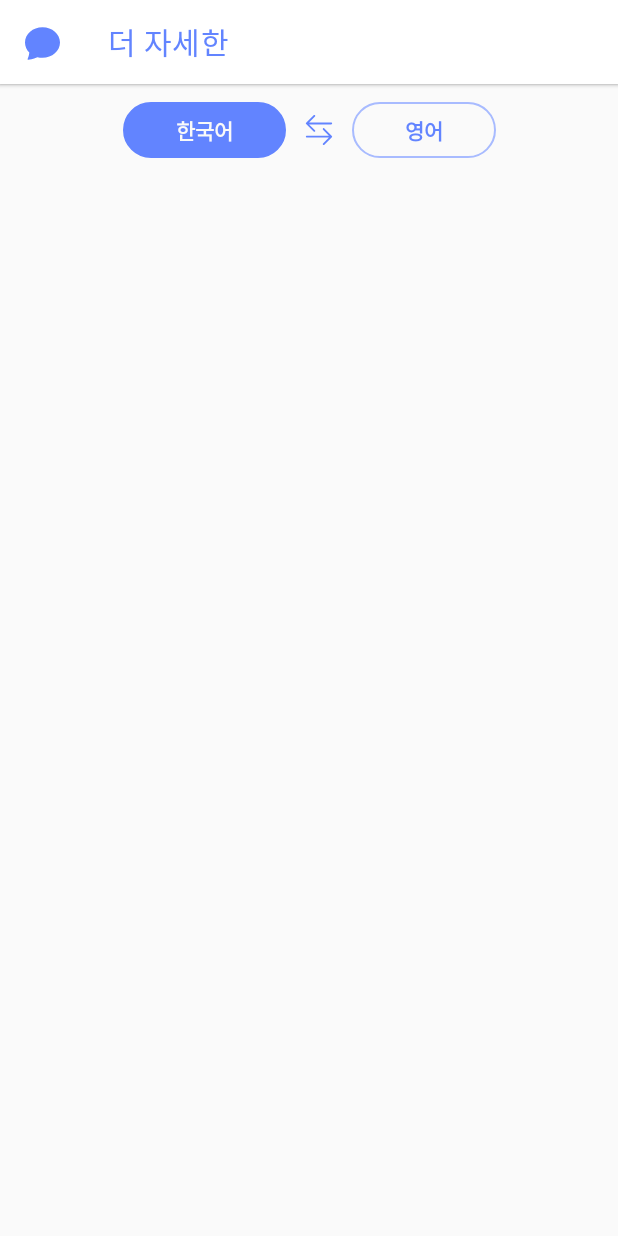
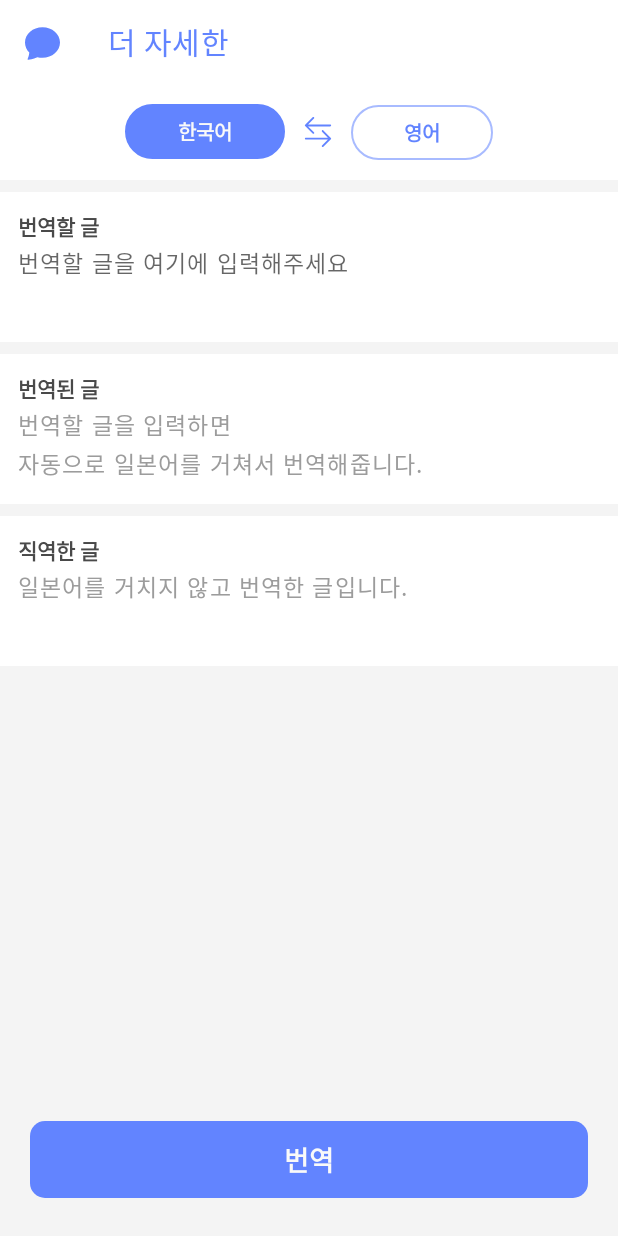
Before and after one commit to kichan05/More-detailed, an Android app: the screen it shows after launch (MainActivity), on a phone screen of 412 x 824 dp. Run offline under Robolectric (Android 15) with nearby library versions, the phone set to English and light mode, and no system bars; our stand-ins replace data binding.

Commit message:
Main activity ui

```diff
--- a/app/src/main/java/com/heechan/moredetailed/MainViewModel.kt
+++ b/app/src/main/java/com/heechan/moredetailed/MainViewModel.kt
@@ -12,8 +12,8 @@ class MainViewModel : ViewModel() {
     private val papagoService = RetrofitClient.get().create(PapagoService::class.java)
 
     val inputMessage = MutableLiveData<String>()
-    val resultMessage = MutableLiveData<String>()
-    val directTranslatedMessage = MutableLiveData<String>()
+    val resultMessage = MutableLiveData<String>("번역할 글을 입력하면\n자동으로 일본어를 거쳐서 번역해줍니다.")
+    val directTranslatedMessage = MutableLiveData<String>("일본어를 거치지 않고 번역한 글입니다.")
 
     val langList = Language.values()
     val selectStartLangIndex = MutableLiveData(0)
--- a/app/src/main/res/layout/activity_main.xml
+++ b/app/src/main/res/layout/activity_main.xml
@@ -4,22 +4,23 @@
     xmlns:tools="http://schemas.android.com/tools">
 
     <data>
+
         <variable
             name="vm"
             type="com.heechan.moredetailed.MainViewModel" />
     </data>
 
-    <androidx.constraintlayout.widget.ConstraintLayout
+    <LinearLayout
         android:layout_width="match_parent"
         android:layout_height="match_parent"
+        android:orientation="vertical"
         tools:context=".MainActivity">
 
         <com.google.android.material.appbar.MaterialToolbar
             android:id="@+id/tb_main"
-            android:layout_width="0dp"
+            android:layout_width="match_parent"
             android:layout_height="wrap_content"
             android:background="?attr/weight_bg_color"
-            android:elevation="2dp"
 
             app:layout_constraintEnd_toEndOf="parent"
             app:layout_constraintHorizontal_bias="0.0"
@@ -31,11 +32,16 @@
             app:titleTextAppearance="@style/action_bar_title_type"
             app:titleTextColor="?attr/colorPrimary" />
 
+        <androidx.constraintlayout.widget.ConstraintLayout
+            android:layout_width="match_parent"
+            android:layout_height="wrap_content"
+            android:background="?attr/weight_bg_color"
+            android:paddingVertical="13dp">
+
             <TextView
                 android:id="@+id/txt_main_langLabelKo"
                 android:layout_width="wrap_content"
                 android:layout_height="wrap_content"
-            android:layout_marginTop="12dp"
                 android:background="@drawable/sh_translate_label"
 
                 android:backgroundTint="@color/blue_600"
@@ -43,14 +49,15 @@
                 android:paddingVertical="8dp"
 
                 android:text="한국어"
+                android:textColor="@color/white"
 
-            android:textColor="@color/white"
                 android:textFontWeight="700"
+                android:textSize="13dp"
                 app:layout_constraintEnd_toStartOf="@id/img_main_translate_arrow"
 
                 app:layout_constraintHorizontal_chainStyle="packed"
                 app:layout_constraintStart_toStartOf="parent"
-            app:layout_constraintTop_toBottomOf="@id/tb_main" />
+                app:layout_constraintTop_toTopOf="parent" />
 
             <ImageView
                 android:id="@+id/img_main_translate_arrow"
@@ -77,59 +84,125 @@
                 android:text="영어"
                 android:textColor="@color/blue_600"
                 android:textFontWeight="700"
+                android:textSize="13dp"
 
                 app:layout_constraintBottom_toBottomOf="@+id/img_main_translate_arrow"
                 app:layout_constraintEnd_toEndOf="parent"
                 app:layout_constraintStart_toEndOf="@id/img_main_translate_arrow"
                 app:layout_constraintTop_toTopOf="@+id/img_main_translate_arrow" />
 
+        </androidx.constraintlayout.widget.ConstraintLayout>
 
-        <!--        <EditText-->
-        <!--            android:id="@+id/edt_main_message"-->
-        <!--            android:layout_width="match_parent"-->
-        <!--            android:layout_height="wrap_content"-->
+        <LinearLayout
+            android:layout_width="match_parent"
+            android:layout_height="wrap_content"
+            android:layout_marginTop="8dp"
+            android:background="?attr/weight_bg_color"
+            android:minHeight="100dp"
+            android:orientation="vertical"
 
-        <!--            android:hint="입력"-->
+            android:paddingHorizontal="@dimen/main_weight_padding_horizontal"
 
-        <!--            tools:text = "안녕하세요"-->
-        <!--            android:text="@={vm.inputMessage}"-->
+            android:paddingVertical="@dimen/main_weight_padding_vertical">
 
-        <!--            app:layout_constraintTop_toTopOf="parent" />-->
+            <TextView
+                style="@style/txt_title_style"
+                android:layout_width="wrap_content"
 
-        <!--        <TextView-->
-        <!--            android:id="@+id/txt_main_result"-->
-        <!--            android:layout_width="wrap_content"-->
-        <!--            android:layout_height="wrap_content"-->
+                android:layout_height="wrap_content"
 
-        <!--            tools:text="Hello World"-->
-        <!--            android:text="@{vm.resultMessage}"-->
+                android:text="번역할 글" />
 
-        <!--            app:layout_constraintStart_toStartOf="parent"-->
-        <!--            app:layout_constraintTop_toBottomOf="@id/edt_main_message" />-->
+            <EditText
+                style="@style/txt_style"
+                android:layout_width="match_parent"
+                android:layout_height="wrap_content"
+                android:layout_marginTop="2dp"
+                android:background="?attr/weight_bg_color"
+                android:fontFamily="@font/gmarket"
 
-        <!--        <TextView-->
-        <!--            android:id="@+id/txt_main_direct_result"-->
-        <!--            android:layout_width="wrap_content"-->
-        <!--            android:layout_height="wrap_content"-->
+                android:hint="번역할 글을 여기에 입력해주세요"
+                android:inputType="text"
+                android:letterSpacing="0.05"
+                android:text="@={vm.inputMessage}" />
+        </LinearLayout>
 
-        <!--            tools:text="Hi"-->
-        <!--            android:text="@{vm.directTranslatedMessage}"-->
+        <LinearLayout
+            android:layout_width="match_parent"
+            android:layout_height="wrap_content"
+            android:layout_marginTop="8dp"
+            android:background="?attr/weight_bg_color"
+            android:minHeight="100dp"
+            android:orientation="vertical"
 
-        <!--            app:layout_constraintStart_toStartOf="parent"-->
-        <!--            app:layout_constraintTop_toBottomOf="@id/txt_main_result" />-->
+            android:paddingHorizontal="@dimen/main_weight_padding_horizontal"
 
-        <!--        <Button-->
-        <!--            android:id="@+id/btn_main_translated"-->
-        <!--            android:layout_width="0dp"-->
-        <!--            android:layout_height="wrap_content"-->
+            android:paddingVertical="@dimen/main_weight_padding_vertical">
 
-        <!--            android:onClick="@{() -> vm.translated()}"-->
+            <TextView
+                style="@style/txt_title_style"
+                android:layout_width="wrap_content"
+                android:layout_height="wrap_content"
 
-        <!--            android:text="번역"-->
+                android:text="번역된 글" />
 
-        <!--            app:layout_constraintBottom_toBottomOf="parent"-->
-        <!--            app:layout_constraintEnd_toEndOf="parent"-->
-        <!--            app:layout_constraintStart_toStartOf="parent" />-->
+            <TextView
+                android:layout_width="match_parent"
+                android:layout_height="wrap_content"
+                android:layout_marginTop="2dp"
+                android:fontFamily="@font/gmarket"
+
+                android:letterSpacing="0.05"
+                android:text="@{vm.resultMessage, default=`번역할 글을 입력하면\n자동으로 일본어를 거쳐서 번역해줍니다.`}"
+                android:textColor="#9C9C9C" />
+        </LinearLayout>
+
+        <LinearLayout
+            android:layout_width="match_parent"
+            android:layout_height="wrap_content"
+            android:layout_marginTop="8dp"
+            android:background="?attr/weight_bg_color"
+            android:minHeight="100dp"
+            android:orientation="vertical"
+
+            android:paddingHorizontal="@dimen/main_weight_padding_horizontal"
+
+            android:paddingVertical="@dimen/main_weight_padding_vertical">
+
+            <TextView
+                style="@style/txt_title_style"
+                android:layout_width="wrap_content"
+                android:layout_height="wrap_content"
+
+                android:text="직역한 글" />
+
+            <TextView
+                android:layout_width="match_parent"
+                android:layout_height="wrap_content"
+                android:layout_marginTop="2dp"
+                android:fontFamily="@font/gmarket"
+
+                android:letterSpacing="0.05"
+                android:text="@{vm.directTranslatedMessage, default=`일본어를 거치지 않고 번역한 글입니다.`}"
+                android:textColor="#9C9C9C" />
+        </LinearLayout>
+
+        <View
+            android:layout_width="match_parent"
+            android:layout_height="0dp"
+            android:layout_weight="1" />
+
+        <Button
+            android:id="@+id/btn_main_translated"
+            android:layout_width="match_parent"
+            android:layout_height="wrap_content"
+            android:layout_marginHorizontal="20dp"
+
+            android:layout_marginBottom="25dp"
+
+            android:onClick="@{() -> vm.translated()}"
+
+            android:text="번역" />
 
         <!--        <Spinner-->
         <!--            android:id="@+id/sp_main_selectLang"-->
@@ -140,5 +213,5 @@
 
         <!--            app:layout_constraintStart_toStartOf="parent"-->
         <!--            app:layout_constraintTop_toBottomOf="@+id/txt_main_direct_result" />-->
-    </androidx.constraintlayout.widget.ConstraintLayout>
+    </LinearLayout>
 </layout>
--- a/app/src/main/res/values-night/themes.xml
+++ b/app/src/main/res/values-night/themes.xml
@@ -10,9 +10,9 @@
         <item name="colorSecondaryVariant">@color/red</item>
         <item name="colorOnSecondary">@color/black</item>
         <!-- Status bar color. -->
-        <item name="android:statusBarColor">?attr/colorPrimaryVariant</item>
+        <item name="android:statusBarColor">?attr/colorPrimary</item>
 
-        <!-- Customize your theme here. -->
+        <!--    Color state    -->
         <item name="weight_bg_color">#141414</item>
         <item name="bg_color">#1B1B1B</item>
 
@@ -23,5 +23,10 @@
 
         <item name="btn_red_txt_color">@color/white</item>
         <item name="btn_red_bg_color">@color/red</item>
+
+        <!--    Design System Theme    -->
+        <item name="android:windowBackground">?attr/bg_color</item>
+        <item name="android:textViewStyle">@style/txt_style</item>
+        <item name="android:buttonStyle">@style/btn_main_style</item>
     </style>
 </resources>
--- a/app/src/main/res/values/design_system.xml
+++ b/app/src/main/res/values/design_system.xml
@@ -2,15 +2,28 @@
 <resources>
     <style name="btn_main_style">
         <item name="android:textColor">?attr/btn_main_txt_color</item>
-        <item name="android:textSize">20sp</item>
+        <item name="android:textSize">18sp</item>
         <item name="android:textFontWeight">700</item>
+        <item name="android:fontFamily">@font/gmarket</item>
 
         <item name="android:background">@drawable/sh_radious_10</item>
         <item name="android:backgroundTint">?attr/btn_main_bg_color</item>
 
         <item name="android:gravity">center</item>
 
-        <item name="android:padding">14dp</item>
+        <item name="android:padding">12dp</item>
+    </style>
+
+    <style name="txt_style">
+        <item name="android:textColor">?attr/txt_color</item>
+        <item name="android:fontFamily">@font/gmarket</item>
+        <item name="android:textSize">15sp</item>
+        <item name="android:lineSpacingExtra">3dp</item>
+    </style>
+
+    <style name="txt_title_style" parent="txt_style">
+        <item name="android:textSize">14sp</item>
+        <item name="android:textFontWeight">700</item>
     </style>
 
     <style name="action_bar_title_type" parent="TextAppearance.MaterialComponents.Headline6">
--- /dev/null
+++ b/app/src/main/res/values/dimens.xml
@@ -0,0 +1,7 @@
+<?xml version="1.0" encoding="utf-8"?>
+<resources>
+<!--    <dimen name="main_txt_title_size">16sp</dimen>-->
+<!--    <dimen name="main_txt_size">14sp</dimen>-->
+    <dimen name="main_weight_padding_vertical">12dp</dimen>
+    <dimen name="main_weight_padding_horizontal">12dp</dimen>
+</resources>
--- a/app/src/main/res/values/themes.xml
+++ b/app/src/main/res/values/themes.xml
@@ -10,7 +10,7 @@
         <item name="colorSecondaryVariant">@color/red</item>
         <item name="colorOnSecondary">@color/black</item>
         <!-- Status bar color. -->
-        <item name="android:statusBarColor">?attr/colorPrimaryVariant</item>
+        <item name="android:statusBarColor">?attr/colorPrimary</item>
 
         <!--    Color state    -->
         <item name="weight_bg_color">#ffffff</item>
@@ -25,9 +25,9 @@
         <item name="btn_red_bg_color">@color/red</item>
 
         <!--    Design System Theme    -->
+        <item name="android:windowBackground">?attr/bg_color</item>
         <item name="android:spotShadowAlpha">0.5</item>
-        <item name="android:textColor">?attr/txt_color</item>
-        <item name="android:fontFamily">@font/gmarket</item>
+        <item name="android:textViewStyle">@style/txt_style</item>
         <item name="android:buttonStyle">@style/btn_main_style</item>
     </style>
 </resources>
```
Lines whose indentation alone changed are shown as unchanged.
